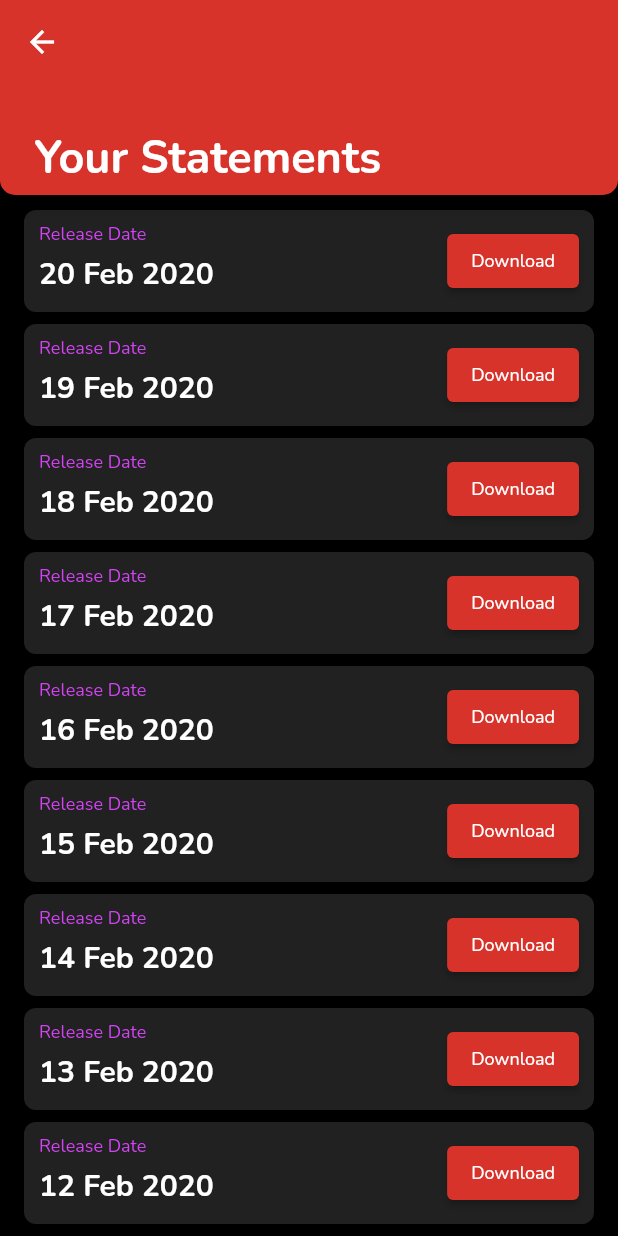
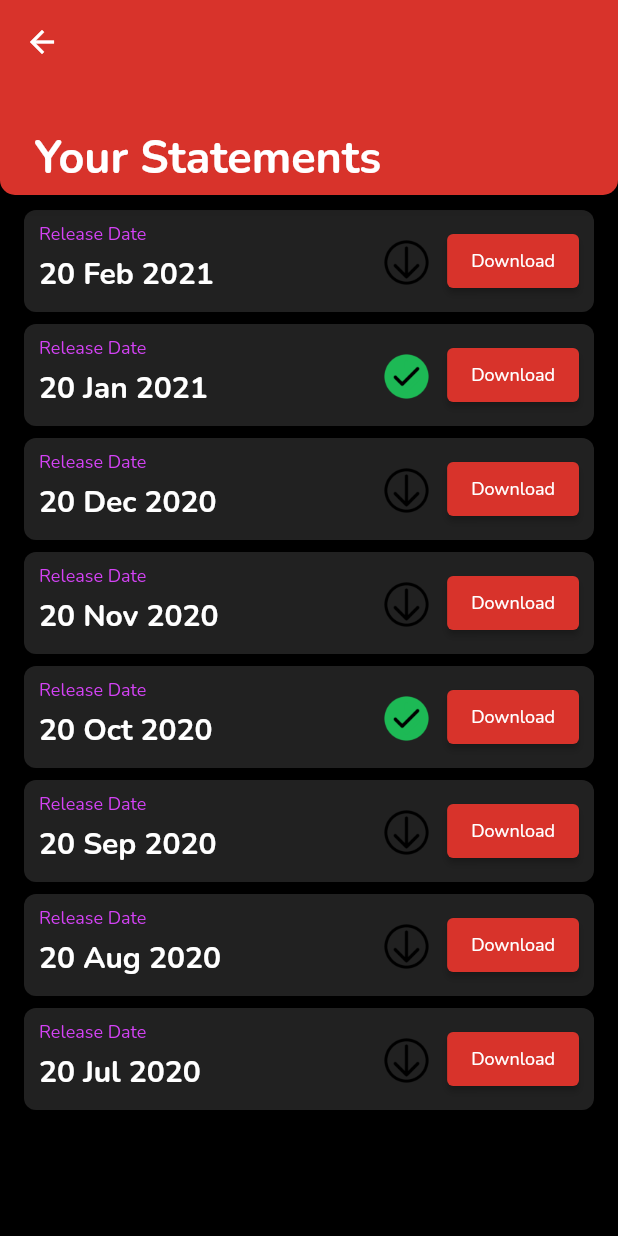
Before and after one commit to brianw-cho/BSEncryption, a Flutter app: the screen it shows after launch, after a tap on "View Statements", on a phone screen of 412 x 824 dp. Run offline on Flutter 3.47's test engine with Material 2 defaults, Android fonts, the phone set to English and light mode, and no system bars; our stand-ins replace flutter_svg, google_fonts, local_auth.

Commit message:
added downloaded buttons

```diff
--- a/bs_encryption/lib/models/statement_model.dart
+++ b/bs_encryption/lib/models/statement_model.dart
@@ -3,7 +3,7 @@ import 'package:bs_encryption/constants/color_constant.dart';
 
 class StatementModel {
   String date;
-  bool downloaded;
+  String downloaded;
 
   StatementModel(this.date, this.downloaded);
 }
@@ -16,84 +16,84 @@ List<StatementModel> statements = statementData
 
 var statementData = [
   {
-    "date": "20 Feb 2020",
-    "downloaded": false
+    "date": "20 Feb 2021",
+    "downloaded": 'assets/icons/undownloaded-icon.png'
   },
   {
-    "date": "19 Feb 2020",
-    "downloaded": true
+    "date": "20 Jan 2021",
+    "downloaded": 'assets/icons/downloaded-logo.png'
   },
 
   {
-    "date": "18 Feb 2020",
-    "downloaded": false
+    "date": "20 Dec 2020",
+    "downloaded": 'assets/icons/undownloaded-icon.png'
   },
   {
-    "date": "17 Feb 2020",
-    "downloaded": false
+    "date": "20 Nov 2020",
+    "downloaded": 'assets/icons/undownloaded-icon.png'
   },
   {
-    "date": "16 Feb 2020",
-    "downloaded": true
+    "date": "20 Oct 2020",
+    "downloaded": 'assets/icons/downloaded-logo.png'
   },
   {
-    "date": "15 Feb 2020",
-    "downloaded": false
+    "date": "20 Sep 2020",
+    "downloaded": 'assets/icons/undownloaded-icon.png'
   },
   {
-    "date": "14 Feb 2020",
-    "downloaded": false
+    "date": "20 Aug 2020",
+    "downloaded": 'assets/icons/undownloaded-icon.png'
   },
   {
-    "date": "13 Feb 2020",
-    "downloaded": false
+    "date": "20 Jul 2020",
+    "downloaded": 'assets/icons/undownloaded-icon.png'
   },
   {
-    "date": "12 Feb 2020",
-    "downloaded": true
+    "date": "20 Jun 2020",
+    "downloaded": 'assets/icons/downloaded-logo.png'
   },
   {
-    "date": "11 Feb 2020",
-    "downloaded": true
+    "date": "20 May 2020",
+    "downloaded": 'assets/icons/downloaded-logo.png'
   },
   {
-    "date": "10 Feb 2020",
-    "downloaded": true
+    "date": "20 Apr 2020",
+    "downloaded": 'assets/icons/downloaded-logo.png'
   },
   {
-    "date": "9 Feb 2020",
-    "downloaded": false
+    "date": "20 Mar 2020",
+    "downloaded": 'assets/icons/undownloaded-icon.png'
   },
   {
-    "date": "8 Feb 2020",
-    "downloaded": true
+    "date": "20 Feb 2020",
+    "downloaded": 'assets/icons/downloaded-logo.png'
   },
   {
-    "date": "7 Feb 2020",
-    "downloaded": false
+    "date": "20 Jan 2020",
+    "downloaded": 'assets/icons/undownloaded-icon.png'
   },
   {
-    "date": "6 Feb 2020",
-    "downloaded": true
+    "date": "20 Dec 2019",
+    "downloaded": 'assets/icons/downloaded-logo.png'
   },
   {
-    "date": "5 Feb 2020",
-    "downloaded": false
+    "date": "20 Nov 2019",
+    "downloaded": 'assets/icons/undownloaded-icon.png'
   },
   {
-    "date": "4 Feb 2020",
-    "downloaded": true
+    "date": "20 Oct 2019",
+    "downloaded": 'assets/icons/downloaded-logo.png'
   },
   {
-    "date": "3 Feb 2020",
-    "downloaded": true
+    "date": "20 Sep 2019",
+    "downloaded": 'assets/icons/downloaded-logo.png'
   },
   {
-    "date": "2 Feb 2020",
-    "downloaded": false
+    "date": "20 Aug 2019",
+    "downloaded": 'assets/icons/undownloaded-icon.png'
   },
   {
-    "date": "1 Feb 2020",
-    "downloaded": true
+    "date": "20 Jul 2020",
+    "downloaded": 'assets/icons/downloaded-logo.png'
   },
 ];
--- a/bs_encryption/lib/models/transaction_model.dart
+++ b/bs_encryption/lib/models/transaction_model.dart
@@ -38,7 +38,7 @@ var transactionData = [
     "amount": "200.000",
     "information": "Transfer to",
     "recipient": "Michael Ballack",
-    "date": "12 Feb 2020",
+    "date": "12 Feb 2021",
     "card": "assets/images/mastercard_logo.png"
   },
   {
@@ -48,19 +48,19 @@ var transactionData = [
     "signType": "+",
     "amount": "352.000",
     "information": "Received from",
-    "recipient": "Patrick Star",
-    "date": "10 Feb 2020",
+    "recipient": "Dylan Chang",
+    "date": "10 Feb 2021",
     "card": "assets/images/jenius_logo_blue.png"
   },
   {
-    "name": "Outcome",
-    "type": 'assets/icons/outcome_icon.svg',
-    "colorType": kOrangeColor,
-    "signType": "-",
-    "amount": "53.265",
-    "information": "Monthly Payment",
-    "recipient": "Spotify",
-    "date": "09 Feb 2020",
+    "name": "Income",
+    "type": 'assets/icons/income_icon.svg',
+    "colorType": kGreenColor,
+    "signType": "+",
+    "amount": "200.000",
+    "information": "Received from",
+    "recipient": "UofT Hacks",
+    "date": "09 Feb 2021",
     "card": "assets/images/mastercard_logo.png"
   }
 ];
--- a/bs_encryption/lib/screens/home_screen.dart
+++ b/bs_encryption/lib/screens/home_screen.dart
@@ -179,7 +179,7 @@ class _HomeScreenState extends State<HomeScreen>{
                     ),
                   ),
                   Text(
-                    'See all transaction',
+                    'See all transactions',
                     style: GoogleFonts.nunito(
                         fontSize: 12,
                         fontWeight: FontWeight.w700,
--- a/bs_encryption/lib/screens/statement_screen.dart
+++ b/bs_encryption/lib/screens/statement_screen.dart
@@ -52,7 +52,7 @@ class _StatementScreenState extends State<StatementScreen>{
         physics: ClampingScrollPhysics(),
         children: <Widget>[
           Container(
-            height: 800,
+            height: 610,
             child: ListView.builder(
                 padding: EdgeInsets.only(left:16, right: 16, top: 10),
                 itemCount: statements.length,
@@ -97,6 +97,15 @@ class _StatementScreenState extends State<StatementScreen>{
                               color: kWhiteColor
                             ),
                           ),
+                        ),
+                        Positioned(
+                          top:10,
+                            right:100,
+                          child: Image.asset(
+                              statements[index].downloaded,
+                              height: 50,
+                              width: 50,
+                          )
                         ),
                         Positioned(
                             top: 10,
```
Also changed, not shown: bs_encryption/assets/icons/downloaded-logo.png (added), bs_encryption/assets/icons/undownloaded-icon.png (added).
